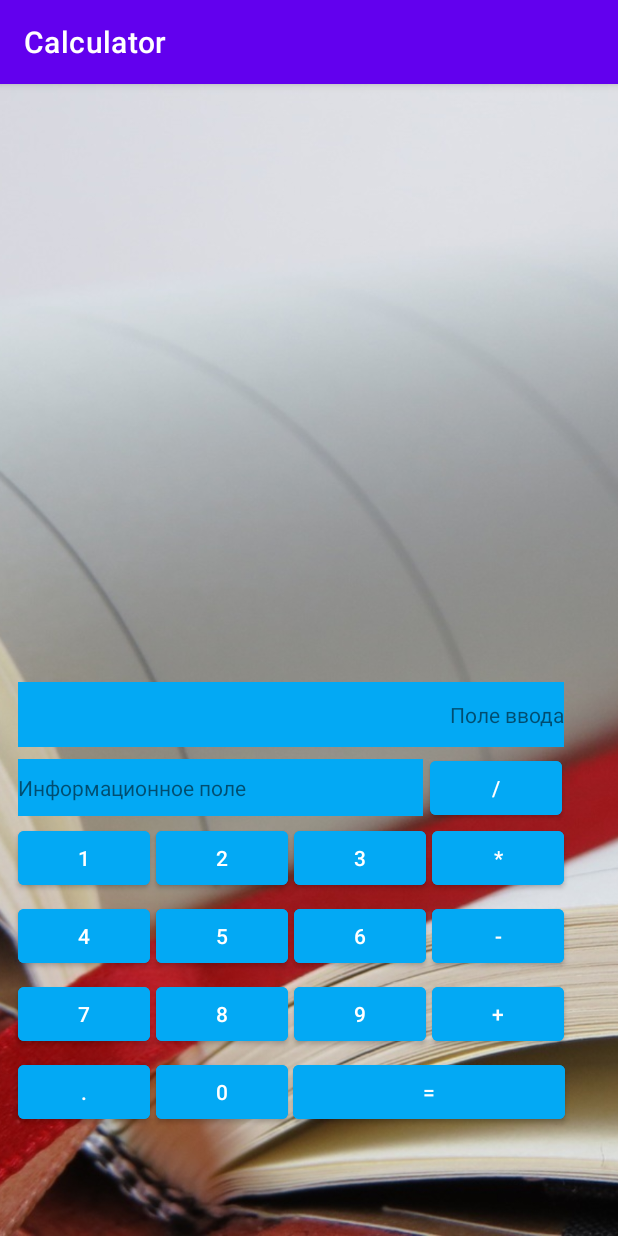
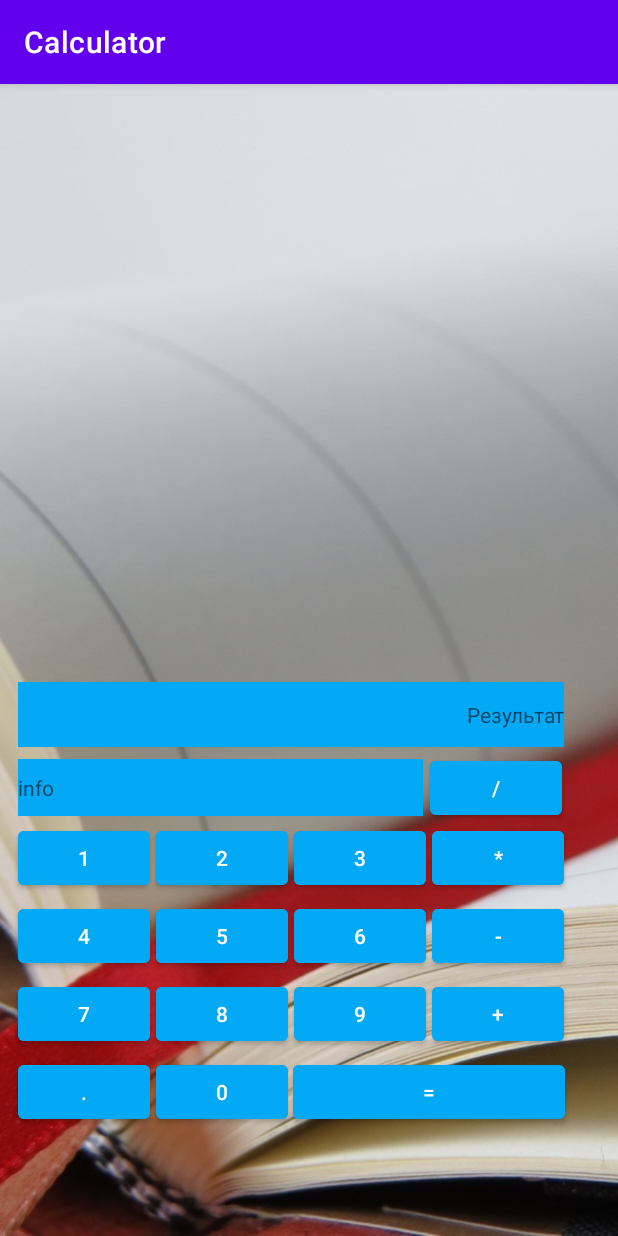
Before and after one commit to lbuckl/Calculator, an Android app: the screen it shows after launch (MainActivity), on a phone screen of 412 x 824 dp. Run offline under Robolectric (Android 15) with nearby library versions, the phone set to English and light mode, and no system bars.

Commit message:
Add functional in buttons and textView

```diff
--- a/app/src/main/java/com/vados/calculator/MainActivity.java
+++ b/app/src/main/java/com/vados/calculator/MainActivity.java
@@ -3,12 +3,45 @@ package com.vados.calculator;
 import androidx.appcompat.app.AppCompatActivity;
 
 import android.os.Bundle;
+import android.widget.Button;
+import android.widget.TextView;
 
 public class MainActivity extends AppCompatActivity {
+
+    private TextView textView_result;
+    private TextView textView_info;
 
     @Override
     protected void onCreate(Bundle savedInstanceState) {
         super.onCreate(savedInstanceState);
         setContentView(R.layout.activity_main);
+        initialization();
+
+
+        //textView_info.setText("Привет");
+
+    }
+
+    private void initialization(){
+        Button button1 = findViewById(R.id.button1);
+        Button button2 = findViewById(R.id.button2);
+        Button button3 = findViewById(R.id.button3);
+        Button button4 = findViewById(R.id.button4);
+        Button button5 = findViewById(R.id.button5);
+        Button button6 = findViewById(R.id.button6);
+        Button button7 = findViewById(R.id.button7);
+        Button button8 = findViewById(R.id.button8);
+        Button button9 = findViewById(R.id.button9);
+        Button button0 = findViewById(R.id.button0);
+        Button button_point = findViewById(R.id.button_point);
+        Button button_result = findViewById(R.id.button_result);
+        Button button_plus = findViewById(R.id.button_plus);
+        Button button_minus = findViewById(R.id.button_minus);
+        Button button_mult = findViewById(R.id.button_mult);
+        Button button_dif = findViewById(R.id.button_dif);
+
+        textView_info = findViewById(R.id.textView_info);
+        textView_info = findViewById(R.id.textView_result);
+
     }
 }
--- a/app/src/main/res/layout/activity_constraint_buttons.xml
+++ b/app/src/main/res/layout/activity_constraint_buttons.xml
@@ -6,68 +6,68 @@
     android:layout_height="match_parent">
 
     <TextView
-        android:id="@+id/textView5"
+        android:id="@+id/textView_info"
         android:layout_width="270dp"
         android:layout_height="38dp"
         android:layout_marginTop="8dp"
         android:background="#03A9F4"
         android:gravity="center_vertical"
-        android:text="@string/_info_field"
+        android:hint="@string/info"
         app:layout_constraintStart_toStartOf="@+id/guideline6"
-        app:layout_constraintTop_toBottomOf="@+id/textView4" />
+        app:layout_constraintTop_toBottomOf="@+id/textView_result" />
 
     <TextView
-        android:id="@+id/textView4"
+        android:id="@+id/textView_result"
         android:layout_width="364dp"
         android:layout_height="43dp"
         android:layout_marginTop="8dp"
         android:background="#03A9F4"
         android:gravity="right|center_vertical"
-        android:text="@string/_enter_field"
+        android:hint="@string/result"
         app:layout_constraintStart_toStartOf="@+id/guideline6"
         app:layout_constraintTop_toTopOf="parent" />
 
     <Button
-        android:id="@+id/button36"
+        android:id="@+id/button_plus"
         android:layout_width="wrap_content"
         android:layout_height="wrap_content"
         android:layout_marginStart="4dp"
         android:layout_marginEnd="4dp"
         android:backgroundTint="#03A9F4"
         android:text="@string/_plus"
-        app:layout_constraintBottom_toBottomOf="@+id/button18"
+        app:layout_constraintBottom_toBottomOf="@+id/button9"
         app:layout_constraintEnd_toStartOf="@+id/guideline7"
-        app:layout_constraintStart_toEndOf="@+id/button18"
-        app:layout_constraintTop_toTopOf="@+id/button18" />
+        app:layout_constraintStart_toEndOf="@+id/button9"
+        app:layout_constraintTop_toTopOf="@+id/button9" />
 
     <Button
-        android:id="@+id/button35"
+        android:id="@+id/button_minus"
         android:layout_width="wrap_content"
         android:layout_height="wrap_content"
         android:layout_marginStart="4dp"
         android:layout_marginEnd="4dp"
         android:backgroundTint="#03A9F4"
         android:text="@string/_minus"
-        app:layout_constraintBottom_toBottomOf="@+id/button24"
+        app:layout_constraintBottom_toBottomOf="@+id/button6"
         app:layout_constraintEnd_toStartOf="@+id/guideline7"
-        app:layout_constraintStart_toEndOf="@+id/button24"
-        app:layout_constraintTop_toTopOf="@+id/button24" />
+        app:layout_constraintStart_toEndOf="@+id/button6"
+        app:layout_constraintTop_toTopOf="@+id/button6" />
 
     <Button
-        android:id="@+id/button34"
+        android:id="@+id/button_mult"
         android:layout_width="wrap_content"
         android:layout_height="wrap_content"
         android:layout_marginStart="4dp"
         android:layout_marginEnd="4dp"
         android:backgroundTint="#03A9F4"
         android:text="@string/_mult"
-        app:layout_constraintBottom_toBottomOf="@+id/button30"
+        app:layout_constraintBottom_toBottomOf="@+id/button3"
         app:layout_constraintEnd_toStartOf="@+id/guideline7"
-        app:layout_constraintStart_toEndOf="@+id/button30"
-        app:layout_constraintTop_toTopOf="@+id/button30" />
+        app:layout_constraintStart_toEndOf="@+id/button3"
+        app:layout_constraintTop_toTopOf="@+id/button3" />
 
     <Button
-        android:id="@+id/button33"
+        android:id="@+id/button_dif"
         android:layout_width="wrap_content"
         android:layout_height="wrap_content"
         android:layout_marginStart="7dp"
@@ -77,145 +77,145 @@
         android:backgroundTint="#03A9F4"
         android:text="@string/_dif"
         android:textColorHint="#FFFFFF"
-        app:layout_constraintBottom_toTopOf="@+id/button34"
+        app:layout_constraintBottom_toTopOf="@+id/button_mult"
         app:layout_constraintEnd_toStartOf="@+id/guideline7"
-        app:layout_constraintStart_toEndOf="@+id/textView5"
-        app:layout_constraintTop_toBottomOf="@+id/textView4"
+        app:layout_constraintStart_toEndOf="@+id/textView_info"
+        app:layout_constraintTop_toBottomOf="@+id/textView_result"
         app:rippleColor="#FFFFFF"
         app:strokeColor="#2196F3" />
 
     <Button
-        android:id="@+id/button32"
+        android:id="@+id/button1"
         android:layout_width="wrap_content"
         android:layout_height="wrap_content"
         android:layout_marginTop="4dp"
         android:backgroundTint="#03A9F4"
         android:text="@string/_1"
         app:layout_constraintStart_toStartOf="@+id/guideline6"
-        app:layout_constraintTop_toBottomOf="@+id/textView5" />
+        app:layout_constraintTop_toBottomOf="@+id/textView_info" />
 
     <Button
-        android:id="@+id/button31"
+        android:id="@+id/button2"
         android:layout_width="wrap_content"
         android:layout_height="wrap_content"
         android:layout_marginStart="4dp"
         android:backgroundTint="#03A9F4"
         android:text="@string/_2"
-        app:layout_constraintBottom_toBottomOf="@+id/button32"
-        app:layout_constraintStart_toEndOf="@+id/button32"
-        app:layout_constraintTop_toTopOf="@+id/button32" />
+        app:layout_constraintBottom_toBottomOf="@+id/button1"
+        app:layout_constraintStart_toEndOf="@+id/button1"
+        app:layout_constraintTop_toTopOf="@+id/button1" />
 
     <Button
-        android:id="@+id/button30"
+        android:id="@+id/button3"
         android:layout_width="wrap_content"
         android:layout_height="wrap_content"
         android:layout_marginStart="4dp"
         android:backgroundTint="#03A9F4"
         android:text="3"
-        app:layout_constraintBottom_toBottomOf="@+id/button31"
-        app:layout_constraintStart_toEndOf="@+id/button31"
-        app:layout_constraintTop_toTopOf="@+id/button31" />
+        app:layout_constraintBottom_toBottomOf="@+id/button2"
+        app:layout_constraintStart_toEndOf="@+id/button2"
+        app:layout_constraintTop_toTopOf="@+id/button2" />
 
     <Button
-        android:id="@+id/button26"
+        android:id="@+id/button4"
         android:layout_width="wrap_content"
         android:layout_height="wrap_content"
         android:layout_marginTop="4dp"
         android:backgroundTint="#03A9F4"
         android:text="4"
-        app:layout_constraintEnd_toEndOf="@+id/button32"
-        app:layout_constraintStart_toStartOf="@+id/button32"
-        app:layout_constraintTop_toBottomOf="@+id/button32" />
+        app:layout_constraintEnd_toEndOf="@+id/button1"
+        app:layout_constraintStart_toStartOf="@+id/button1"
+        app:layout_constraintTop_toBottomOf="@+id/button1" />
 
     <Button
-        android:id="@+id/button25"
+        android:id="@+id/button5"
         android:layout_width="wrap_content"
         android:layout_height="wrap_content"
         android:layout_marginStart="4dp"
         android:backgroundTint="#03A9F4"
         android:text="@string/_5"
-        app:layout_constraintBottom_toBottomOf="@+id/button26"
-        app:layout_constraintStart_toEndOf="@+id/button26"
-        app:layout_constraintTop_toTopOf="@+id/button26" />
+        app:layout_constraintBottom_toBottomOf="@+id/button4"
+        app:layout_constraintStart_toEndOf="@+id/button4"
+        app:layout_constraintTop_toTopOf="@+id/button4" />
 
     <Button
-        android:id="@+id/button24"
+        android:id="@+id/button6"
         android:layout_width="wrap_content"
         android:layout_height="wrap_content"
         android:layout_marginStart="4dp"
         android:backgroundTint="#03A9F4"
         android:text="6"
-        app:layout_constraintBottom_toBottomOf="@+id/button25"
-        app:layout_constraintStart_toEndOf="@+id/button25"
-        app:layout_constraintTop_toTopOf="@+id/button25" />
+        app:layout_constraintBottom_toBottomOf="@+id/button5"
+        app:layout_constraintStart_toEndOf="@+id/button5"
+        app:layout_constraintTop_toTopOf="@+id/button5" />
 
     <Button
-        android:id="@+id/button23"
+        android:id="@+id/button7"
         android:layout_width="wrap_content"
         android:layout_height="wrap_content"
         android:layout_marginTop="4dp"
         android:backgroundTint="#03A9F4"
         android:text="7"
-        app:layout_constraintEnd_toEndOf="@+id/button26"
-        app:layout_constraintStart_toStartOf="@+id/button26"
-        app:layout_constraintTop_toBottomOf="@+id/button26" />
+        app:layout_constraintEnd_toEndOf="@+id/button4"
+        app:layout_constraintStart_toStartOf="@+id/button4"
+        app:layout_constraintTop_toBottomOf="@+id/button4" />
 
     <Button
-        android:id="@+id/button22"
+        android:id="@+id/button8"
         android:layout_width="wrap_content"
         android:layout_height="wrap_content"
         android:layout_marginStart="4dp"
         android:backgroundTint="#03A9F4"
         android:text="8"
-        app:layout_constraintBottom_toBottomOf="@+id/button23"
-        app:layout_constraintStart_toEndOf="@+id/button23"
-        app:layout_constraintTop_toTopOf="@+id/button23" />
+        app:layout_constraintBottom_toBottomOf="@+id/button7"
+        app:layout_constraintStart_toEndOf="@+id/button7"
+        app:layout_constraintTop_toTopOf="@+id/button7" />
 
     <Button
-        android:id="@+id/button18"
+        android:id="@+id/button9"
         android:layout_width="wrap_content"
         android:layout_height="wrap_content"
         android:layout_marginStart="4dp"
         android:backgroundTint="#03A9F4"
         android:text="9"
-        app:layout_constraintBottom_toBottomOf="@+id/button22"
-        app:layout_constraintStart_toEndOf="@+id/button22"
-        app:layout_constraintTop_toTopOf="@+id/button22" />
+        app:layout_constraintBottom_toBottomOf="@+id/button8"
+        app:layout_constraintStart_toEndOf="@+id/button8"
+        app:layout_constraintTop_toTopOf="@+id/button8" />
 
     <Button
-        android:id="@+id/button19"
+        android:id="@+id/button0"
         android:layout_width="wrap_content"
         android:layout_height="wrap_content"
         android:layout_marginStart="4dp"
         android:backgroundTint="#03A9F4"
         android:text="0"
-        app:layout_constraintBottom_toBottomOf="@+id/button20"
-        app:layout_constraintStart_toEndOf="@+id/button20"
-        app:layout_constraintTop_toTopOf="@+id/button20" />
+        app:layout_constraintBottom_toBottomOf="@+id/button_point"
+        app:layout_constraintStart_toEndOf="@+id/button_point"
+        app:layout_constraintTop_toTopOf="@+id/button_point" />
 
     <Button
-        android:id="@+id/button20"
+        android:id="@+id/button_point"
         android:layout_width="wrap_content"
         android:layout_height="wrap_content"
         android:layout_marginTop="4dp"
         android:backgroundTint="#03A9F4"
         android:text="@string/_point"
-        app:layout_constraintEnd_toEndOf="@+id/button23"
-        app:layout_constraintStart_toStartOf="@+id/button23"
-        app:layout_constraintTop_toBottomOf="@+id/button23" />
+        app:layout_constraintEnd_toEndOf="@+id/button7"
+        app:layout_constraintStart_toStartOf="@+id/button7"
+        app:layout_constraintTop_toBottomOf="@+id/button7" />
 
     <Button
-        android:id="@+id/button21"
+        android:id="@+id/button_result"
         android:layout_width="181dp"
         android:layout_height="48dp"
         android:layout_marginStart="4dp"
         android:layout_marginEnd="4dp"
         android:backgroundTint="#03A9F4"
         android:text="@string/_ecual"
-        app:layout_constraintBottom_toBottomOf="@+id/button19"
+        app:layout_constraintBottom_toBottomOf="@+id/button0"
         app:layout_constraintEnd_toStartOf="@+id/guideline7"
-        app:layout_constraintStart_toEndOf="@+id/button19"
-        app:layout_constraintTop_toTopOf="@+id/button19" />
+        app:layout_constraintStart_toEndOf="@+id/button0"
+        app:layout_constraintTop_toTopOf="@+id/button0" />
 
     <androidx.constraintlayout.widget.Guideline
         android:id="@+id/guideline6"
--- a/app/src/main/res/values/strings.xml
+++ b/app/src/main/res/values/strings.xml
@@ -18,5 +18,7 @@
     <string name="_plus">+</string>
     <string name="_info_field">Информационное поле</string>
     <string name="_enter_field">Поле ввода</string>
+    <string name="info">info</string>
+    <string name="result">Результат</string>
 
 </resources>
```
Also changed, not shown: app/src/main/res/layout/activity_frame.xml (deleted, +0 -27 lines), app/src/main/res/layout/activity_linear.xml (deleted, +0 -113 lines).
